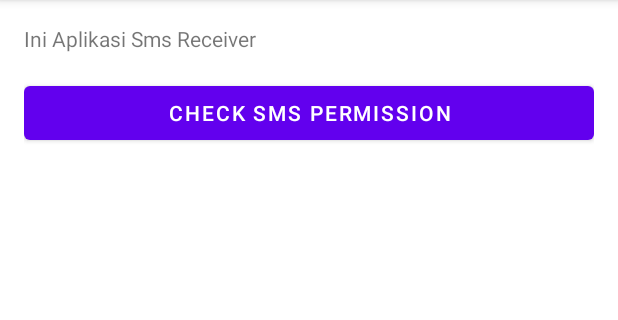
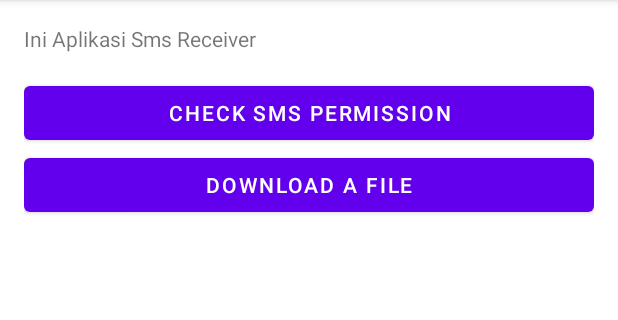
Before and after one commit to yayanrw/dicoding-android-my-broadcast-receiver, an Android app: the screen it shows after launch (MainActivity), after a tap on "CHECK SMS PERMISSION", on a phone screen of 412 x 824 dp, the part 84-404 px from its top. Run offline under Robolectric (Android 15) with nearby library versions, the phone set to English and light mode, and no system bars.

Commit message:
mod mainact add download service

```diff
--- a/app/src/main/AndroidManifest.xml
+++ b/app/src/main/AndroidManifest.xml
@@ -21,6 +21,10 @@
             </intent-filter>
         </receiver>
 
+        <service
+            android:name=".DownloadService"
+            android:permission="android.permission.BIND_JOB_SERVICE" />
+
         <activity
             android:name=".SmsReceiverActivity"
             android:exported="false"
--- a/app/src/main/java/com/example/mybroadcastreceiver/MainActivity.kt
+++ b/app/src/main/java/com/example/mybroadcastreceiver/MainActivity.kt
@@ -1,9 +1,14 @@
 package com.example.mybroadcastreceiver
 
 import android.Manifest
+import android.content.BroadcastReceiver
+import android.content.Context
+import android.content.Intent
+import android.content.IntentFilter
 import android.content.pm.PackageManager
 import androidx.appcompat.app.AppCompatActivity
 import android.os.Bundle
+import android.util.Log
 import android.view.View
 import android.widget.Toast
 import com.example.mybroadcastreceiver.databinding.ActivityMainBinding
@@ -11,9 +16,11 @@ import com.example.mybroadcastreceiver.databinding.ActivityMainBinding
 class MainActivity : AppCompatActivity(), View.OnClickListener {
 
     companion object {
+        const val ACTION_DOWNLOAD_STATUS = "download_status"
         private const val SMS_REQUEST_CODE = 101
     }
 
+    private lateinit var downloadReceiver: BroadcastReceiver
     private var binding: ActivityMainBinding? = null
 
     override fun onCreate(savedInstanceState: Bundle?) {
@@ -22,7 +29,16 @@ class MainActivity : AppCompatActivity(), View.OnClickListener {
         binding = ActivityMainBinding.inflate(layoutInflater)
         setContentView(binding?.root)
         binding?.btnPermission?.setOnClickListener(this)
+        binding?.btnDownload?.setOnClickListener(this)
 
+        downloadReceiver = object : BroadcastReceiver() {
+            override fun onReceive(context: Context, intent: Intent) {
+                Log.d(DownloadService.TAG, "Download Selesai")
+                Toast.makeText(context, "Download Selesai", Toast.LENGTH_SHORT).show()
+            }
+        }
+        val downloadIntentFilter = IntentFilter(ACTION_DOWNLOAD_STATUS)
+        registerReceiver(downloadReceiver, downloadIntentFilter)
     }
 
     override fun onRequestPermissionsResult(requestCode: Int, permissions: Array<String>, grantResults: IntArray) {
@@ -36,12 +52,17 @@ class MainActivity : AppCompatActivity(), View.OnClickListener {
     }
 
     override fun onClick(v: View) {
-        when {
-            v.id == R.id.btn_permission -> PermissionManager.check(this, Manifest.permission.RECEIVE_SMS, SMS_REQUEST_CODE)
+        when (v.id) {
+            R.id.btn_permission -> PermissionManager.check(this, Manifest.permission.RECEIVE_SMS, SMS_REQUEST_CODE)
+            R.id.btn_download -> {
+                val downloadServiceIntent = Intent(this, DownloadService::class.java)
+                startService(downloadServiceIntent)
+            }
         }
     }
     override fun onDestroy() {
         super.onDestroy()
+        unregisterReceiver(downloadReceiver)
         binding = null
     }
 }
--- a/app/src/main/res/layout/activity_main.xml
+++ b/app/src/main/res/layout/activity_main.xml
@@ -6,7 +6,7 @@
     android:layout_height="match_parent"
     android:padding="16dp"
     android:orientation="vertical"
-    tools:context="com.dicoding.picodiploma.mybroadcastreceiver.MainActivity">
+    tools:context="com.example.mybroadcastreceiver.MainActivity">
 
     <TextView
         android:layout_width="match_parent"
@@ -18,4 +18,10 @@
         android:layout_width="match_parent"
         android:layout_height="wrap_content"
         android:text="@string/check_sms_permission" />
+
+    <Button
+        android:id="@+id/btn_download"
+        android:layout_width="match_parent"
+        android:layout_height="wrap_content"
+        android:text="@string/download_file" />
 </LinearLayout>
```
